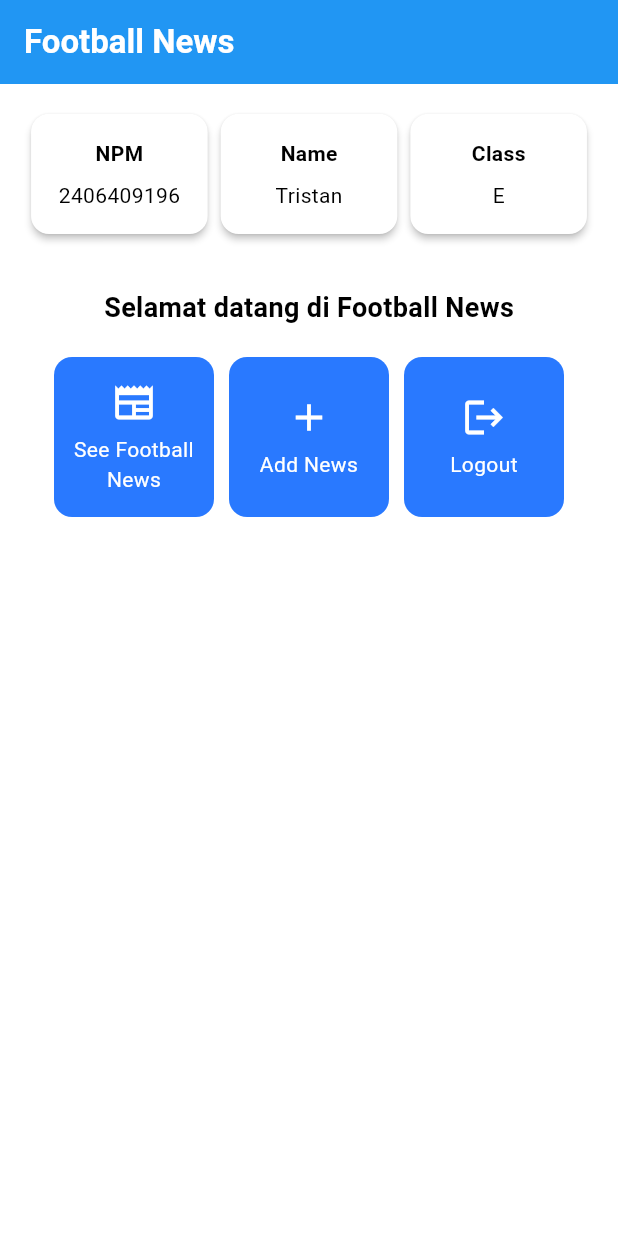
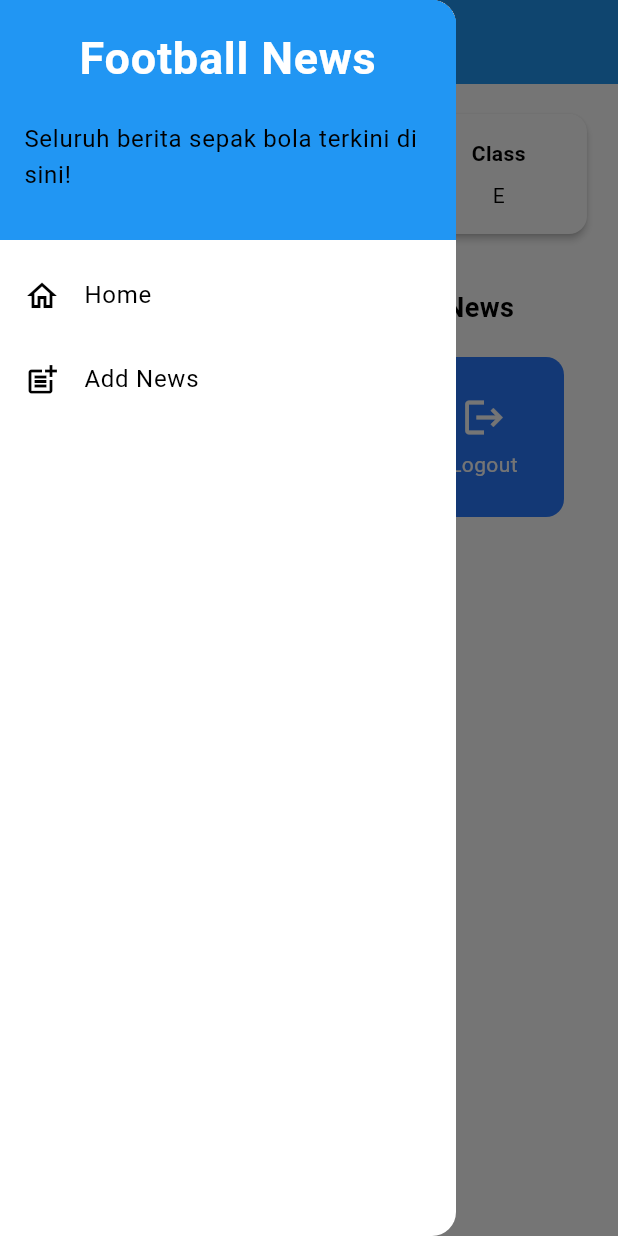
Before and after one commit to TristanMalik/football-news-mobile, a Flutter app: the screen it shows after launch, with the side drawer open (before the commit the screen has no drawer), on a phone screen of 412 x 824 dp. Run offline on Flutter 3.47's test engine with Material 3 defaults, Android fonts, the phone set to English and light mode, and no system bars.

Commit message:
tutorial 7

```diff
--- a/lib/main.dart
+++ b/lib/main.dart
@@ -1,5 +1,5 @@
 import 'package:flutter/material.dart';
-import 'package:football_news/menu.dart';
+import 'package:football_news/screens/menu.dart';
 
 void main() {
   runApp(const MyApp());
--- a/lib/menu.dart
+++ b/lib/screens/menu.dart
@@ -1,65 +1,8 @@
 import 'package:flutter/material.dart';
+import 'package:football_news/widgets/left_drawer.dart';
+import 'package:football_news/widgets/news_card.dart';
+import 'package:football_news/screens/newslist_form.dart';
 
-class ItemHomepage {
-  final String name;
-  final IconData icon;
-
-  ItemHomepage(this.name, this.icon);
-}
-
-class ItemCard extends StatelessWidget {
-  // Menampilkan kartu dengan ikon dan nama.
-
-  final ItemHomepage item;
-
-  const ItemCard(this.item, {super.key});
-
-  @override
-  Widget build(BuildContext context) {
-    return Material(
-      // Menentukan warna latar belakang dari tema aplikasi.
-      color: Theme.of(context).colorScheme.secondary,
-      // Membuat sudut kartu melengkung.
-      borderRadius: BorderRadius.circular(12),
-
-      child: InkWell(
-        // Aksi ketika kartu ditekan.
-        onTap: () {
-          // Menampilkan pesan SnackBar saat kartu ditekan.
-          ScaffoldMessenger.of(context)
-            ..hideCurrentSnackBar()
-            ..showSnackBar(
-                SnackBar(content: Text("Kamu telah menekan tombol ${item.name}!"))
-            );
-        },
-        // Container untuk menyimpan Icon dan Text
-        child: Container(
-          padding: const EdgeInsets.all(8),
-          child: Center(
-            child: Column(
-              // Menyusun ikon dan teks di tengah kartu.
-              mainAxisAlignment: MainAxisAlignment.center,
-              children: [
-                Icon(
-                  item.icon,
-                  color: Colors.white,
-                  size: 30.0,
-                ),
-                const Padding(padding: EdgeInsets.all(3)),
-                Text(
-                  item.name,
-                  textAlign: TextAlign.center,
-                  style: const TextStyle(color: Colors.white),
-                ),
-              ],
-            ),
-          ),
-        ),
-      ),
-    );
-  }
-
-}
 
 class InfoCard extends StatelessWidget {
   // Kartu informasi yang menampilkan title dan content.
@@ -122,11 +65,10 @@ class MyHomePage extends StatelessWidget {
           ),
         ),
         // Warna latar belakang AppBar diambil dari skema warna tema aplikasi.
-        backgroundColor: Theme
-            .of(context)
-            .colorScheme
-            .primary,
+        backgroundColor: Theme.of(context).colorScheme.primary,
       ),
+      drawer: LeftDrawer(),
+
       // Body halaman dengan padding di sekelilingnya.
       body: Padding(
         padding: const EdgeInsets.all(16.0),
--- /dev/null
+++ b/lib/widgets/left_drawer.dart
@@ -0,0 +1,61 @@
+import 'package:flutter/material.dart';
+import 'package:football_news/screens/menu.dart';
+
+class LeftDrawer extends StatelessWidget {
+  const LeftDrawer({super.key});
+
+  @override
+  Widget build(BuildContext context) {
+    return Drawer(
+      child: ListView(
+        children: [
+          const DrawerHeader(
+            decoration: BoxDecoration(
+              color: Colors.blue,
+            ),
+            child: Column(
+              children: [
+                Text(
+                  'Football News',
+                  textAlign: TextAlign.center,
+                  style: TextStyle(
+                    fontSize: 30,
+                    fontWeight: FontWeight.bold,
+                    color: Colors.white,
+                  ),
+                ),
+                Padding(padding: EdgeInsets.all(10)),
+                Text("Seluruh berita sepak bola terkini di sini!",
+                  // TODO: Tambahkan gaya teks dengan center alignment, font ukuran 15, warna putih, dan weight biasa
+                ),
+              ],
+            ),
+          ),
+          ListTile(
+            leading: const Icon(Icons.home_outlined),
+            title: const Text('Home'),
+            // Bagian redirection ke MyHomePage
+            onTap: () {
+              Navigator.pushReplacement(
+                  context,
+                  MaterialPageRoute(
+                    builder: (context) => MyHomePage(),
+                  ));
+            },
+          ),
+          ListTile(
+            leading: const Icon(Icons.post_add),
+            title: const Text('Add News'),
+            // Bagian redirection ke NewsFormPage
+            onTap: () {
+              /*
+              TODO: Buatlah routing ke NewsFormPage di sini,
+              setelah halaman NewsFormPage sudah dibuat.
+              */
+            },
+          ),
+        ],
+      ),
+    );
+  }
+}
--- /dev/null
+++ b/lib/widgets/news_card.dart
@@ -0,0 +1,69 @@
+import 'package:flutter/material.dart';
+import 'package:football_news/widgets/left_drawer.dart';
+import 'package:football_news/widgets/news_card.dart';
+import 'package:football_news/screens/newslist_form.dart';
+
+class ItemHomepage {
+  final String name;
+  final IconData icon;
+
+  ItemHomepage(this.name, this.icon);
+}
+
+class ItemCard extends StatelessWidget {
+  // Menampilkan kartu dengan ikon dan nama.
+
+  final ItemHomepage item;
+
+  const ItemCard(this.item, {super.key});
+
+  @override
+  Widget build(BuildContext context) {
+    return Material(
+      // Menentukan warna latar belakang dari tema aplikasi.
+      color: Theme.of(context).colorScheme.secondary,
+      // Membuat sudut kartu melengkung.
+      borderRadius: BorderRadius.circular(12),
+
+      child: InkWell(
+        // Aksi ketika kartu ditekan.
+        onTap: () {
+          // Menampilkan pesan SnackBar saat kartu ditekan.
+          ScaffoldMessenger.of(context)
+            ..hideCurrentSnackBar()
+            ..showSnackBar(
+                SnackBar(content: Text("Kamu telah menekan tombol ${item.name}!"))
+            );
+          // Navigate ke route yang sesuai (tergantung jenis tombol)
+          if (item.name == "Add News") {
+            // TODO: Gunakan Navigator.push untuk melakukan navigasi ke MaterialPageRoute yang mencakup NewsFormPage.
+          }
+        },
+        // Container untuk menyimpan Icon dan Text
+        child: Container(
+          padding: const EdgeInsets.all(8),
+          child: Center(
+            child: Column(
+              // Menyusun ikon dan teks di tengah kartu.
+              mainAxisAlignment: MainAxisAlignment.center,
+              children: [
+                Icon(
+                  item.icon,
+                  color: Colors.white,
+                  size: 30.0,
+                ),
+                const Padding(padding: EdgeInsets.all(3)),
+                Text(
+                  item.name,
+                  textAlign: TextAlign.center,
+                  style: const TextStyle(color: Colors.white),
+                ),
+              ],
+            ),
+          ),
+        ),
+      ),
+    );
+  }
+
+}
```
Also changed, not shown: lib/screens/newslist_form.dart (added, +212 -0 lines).
